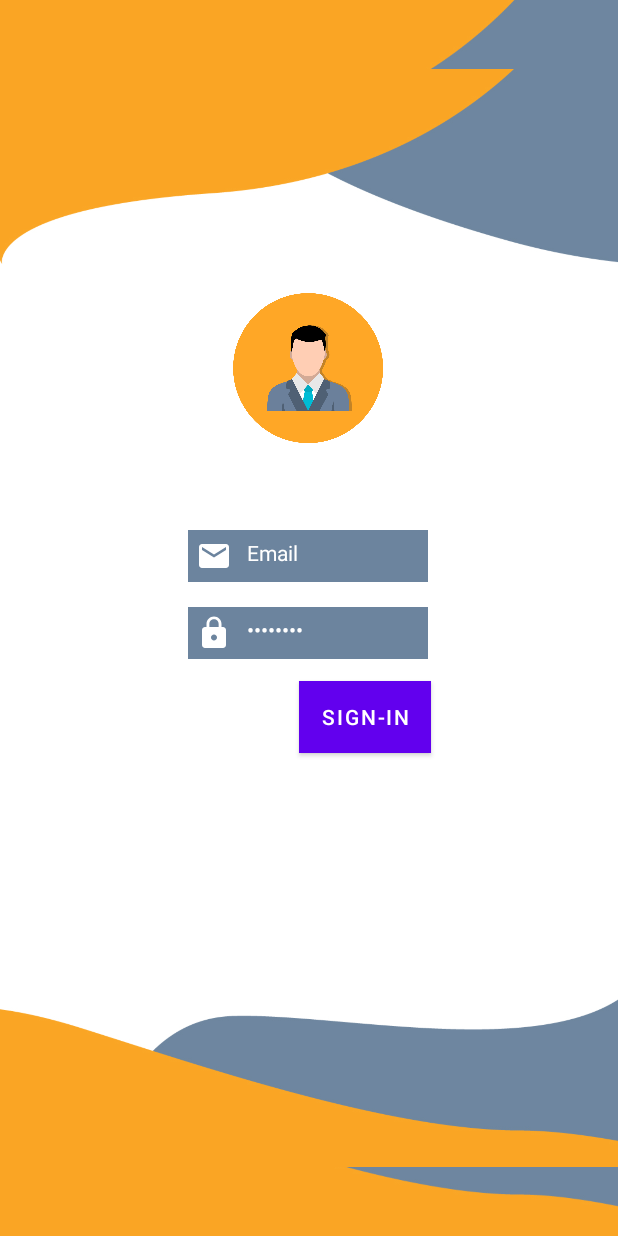
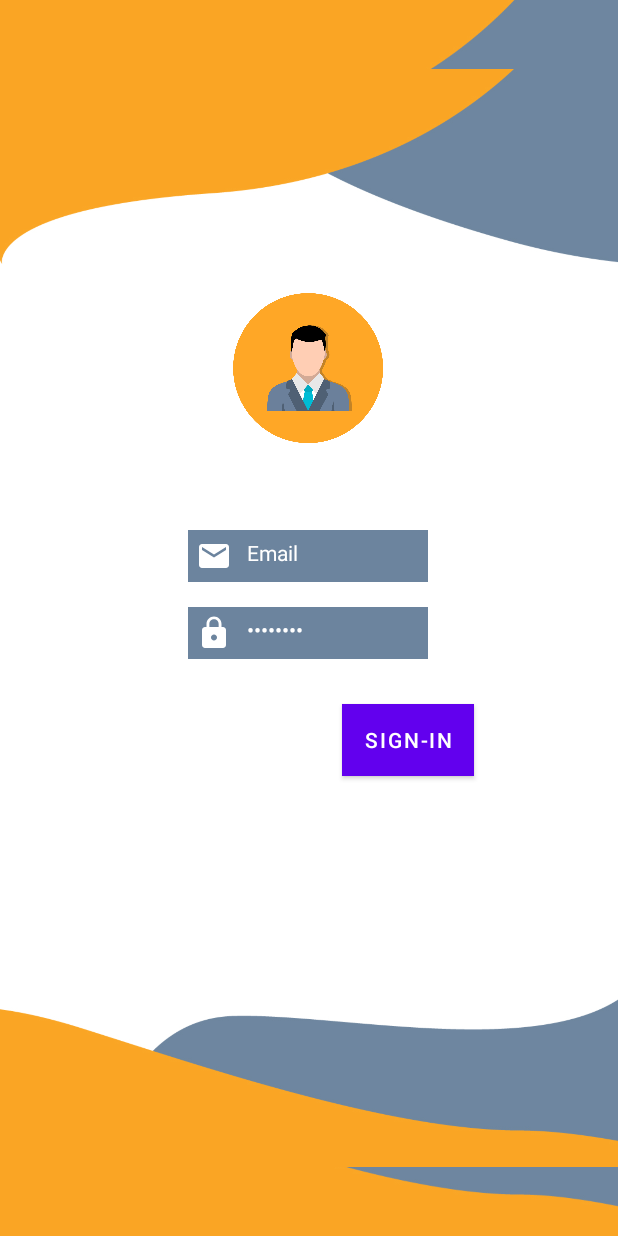
Before and after one commit to swmahardhika/Activity_5, an Android app: the layout activity_main.xml on its own in the app's theme, with its tools: preview values and no code run, on a phone screen of 412 x 824 dp. Run offline under Robolectric (Android 15) with nearby library versions, the phone set to English and light mode, and no system bars.

Commit message:
Pesan komit wajib diisi (Commit Message Required) Ex: Commit 1 (publish projek ke dalam github (publish the project to github))
Lots of changes

```diff
--- a/app/src/main/AndroidManifest.xml
+++ b/app/src/main/AndroidManifest.xml
@@ -9,6 +9,10 @@
         android:roundIcon="@mipmap/ic_launcher_round"
         android:supportsRtl="true"
         android:theme="@style/Theme.LoginConstraintLayout">
+        <activity
+            android:name=".ActivityKedua"
+            android:label="@string/label12"
+            android:parentActivityName=".MainActivity" />
         <activity android:name=".MainActivity">
             <intent-filter>
                 <action android:name="android.intent.action.MAIN" />
--- a/app/src/main/res/layout-v21/activity_main.xml
+++ b/app/src/main/res/layout-v21/activity_main.xml
@@ -27,7 +27,7 @@
         android:backgroundTint="#faa629"
         android:paddingLeft="10dp"
         android:paddingRight="10dp"
-        android:text="@string/bsignin"
+        android:text="@string/btSignin"
         android:textColor="#ffffff"
         app:layout_constraintBottom_toBottomOf="parent"
         app:layout_constraintEnd_toEndOf="parent"
--- a/app/src/main/res/layout/activity_main.xml
+++ b/app/src/main/res/layout/activity_main.xml
@@ -58,8 +58,8 @@
         android:layout_marginLeft="16dp"
         android:layout_marginRight="16dp"
         android:background="#6c849e"
+        android:drawableStart="@drawable/ic_baseline_email_24"
         android:drawableLeft="@drawable/ic_baseline_email_24"
-        android:drawableStart="@drawable/ic_baseline_email_24"
         android:drawablePadding="10dp"
         android:ems="10"
         android:hint="@string/tEmail"
@@ -78,19 +78,18 @@
         android:id="@+id/btSignin"
         android:layout_width="wrap_content"
         android:layout_height="wrap_content"
-        android:layout_marginLeft="16dp"
-        android:layout_marginRight="16dp"
+        android:layout_marginTop="30dp"
         android:background="#6c849e"
+        android:backgroundTint="#faa629"
         android:paddingLeft="10dp"
         android:paddingRight="10dp"
-        android:text="@string/bsignin"
+        android:text="@string/btSignin"
         android:textColor="#ffffff"
-        android:backgroundTint="#faa629"
         app:layout_constraintBottom_toBottomOf="parent"
-        app:layout_constraintHorizontal_bias="0.628"
-        app:layout_constraintLeft_toLeftOf="parent"
-        app:layout_constraintRight_toRightOf="parent"
-        app:layout_constraintTop_toTopOf="parent"
-        app:layout_constraintVertical_bias="0.585" />
+        app:layout_constraintEnd_toEndOf="parent"
+        app:layout_constraintHorizontal_bias="0.703"
+        app:layout_constraintStart_toStartOf="parent"
+        app:layout_constraintTop_toBottomOf="@+id/edPassword"
+        app:layout_constraintVertical_bias="0.0" />
 
 </androidx.constraintlayout.widget.ConstraintLayout>
--- a/app/src/main/res/values/strings.xml
+++ b/app/src/main/res/values/strings.xml
@@ -2,5 +2,12 @@
     <string name="app_name">Login Constraint Layout</string>
     <string name="tEmail">Email</string>
     <string name="tPassword">Password</string>
-    <string name="bsignin">Sign-In</string>
+    <string name="btSignin">Sign-In</string>
+    <string name="tData">Data Anda</string>
+    <string name="tEmail2">Email :</string>
+    <string name="tPassword2">Password :</string>
+    <string name="txemail">Ini hasil Email</string>
+    <string name="txpassword">Ini Hasil Pasword</string>
+    <string name="label12">Login Berhasil</string>
+
 </resources>
```
Also changed, not shown: app/src/main/java/com/example/loginconstraintlayout/ActivityKedua.java (added, +29 -0 lines), app/src/main/java/com/example/loginconstraintlayout/MainActivity.java (+17 -0 lines), app/src/main/res/layout/activity_hasil.xml (added, +9 -0 lines), app/src/main/res/layout/activity_kedua.xml (added, +74 -0 lines).
